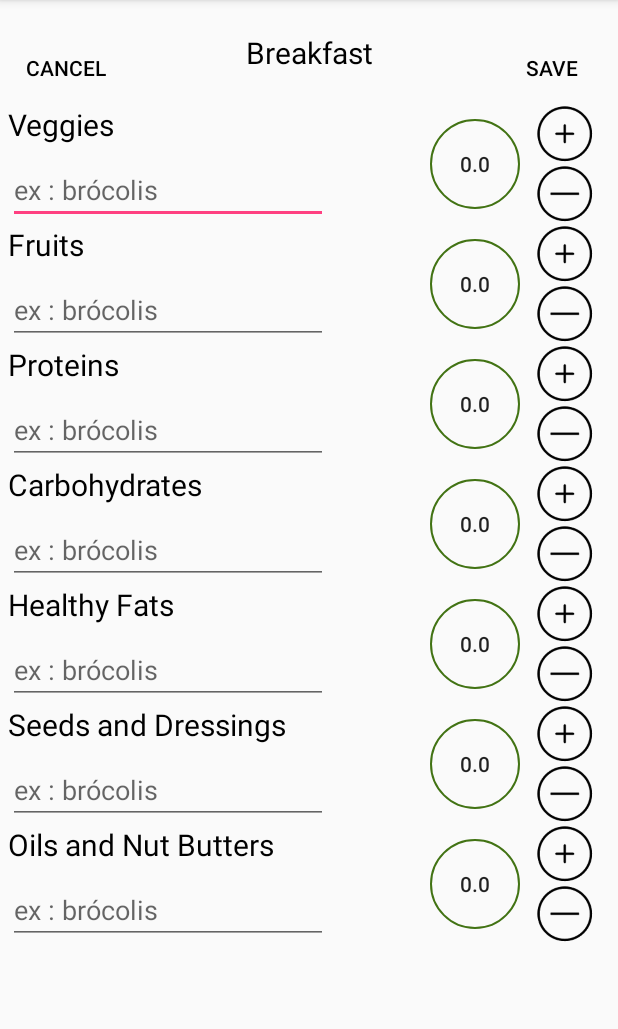
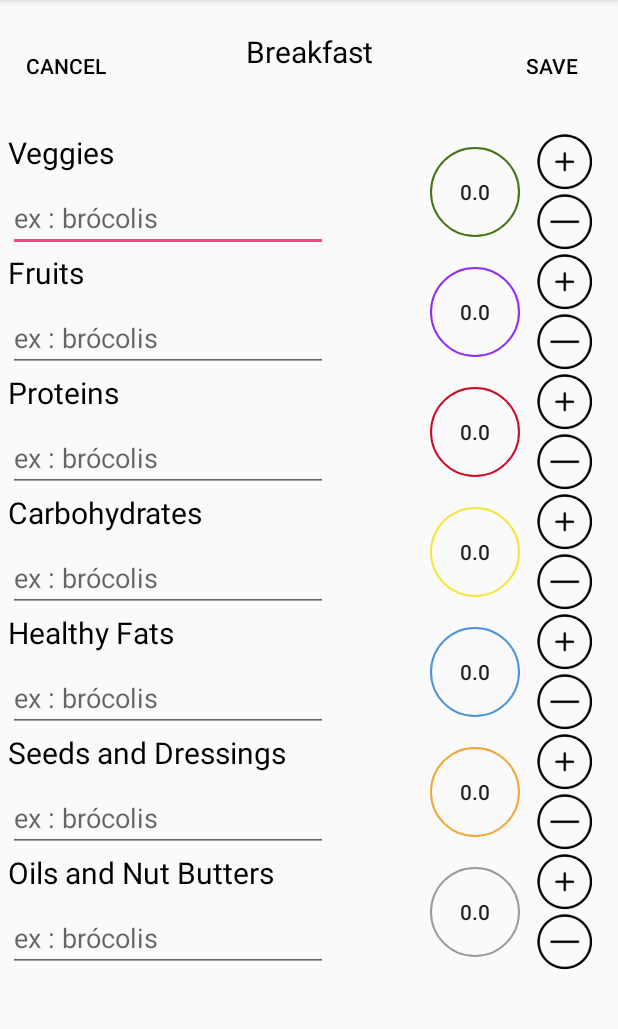
Before and after one commit to Gesuato/ProjectMealPrepAndroid, an Android app: the screen it shows after launch (DetailMealPortionActivity), after a tap on an icon or button, on a phone screen of 412 x 824 dp, the part 84-1113 px from its top. Run offline under Robolectric (Android 15) with nearby library versions, the light colour scheme and no system bars.

Commit message:
SreatingFunctionSetValuesInTheListNutrients

```diff
--- a/app/src/main/java/com/cryptog/projectmealprepandroid/ui/DailyPortionView.kt
+++ b/app/src/main/java/com/cryptog/projectmealprepandroid/ui/DailyPortionView.kt
@@ -26,9 +26,9 @@ class DailyPortionView(context: Context, attributeSet: AttributeSet) :
     init {
         View.inflate(context, R.layout.daily_portion_view, this)
 
-        for (currentTextView in btnIdDailyPortionList) {
-            val button = findViewById<Button>(currentTextView)
-            btnsDailyPortion.add(button)
+        for (currentId in btnIdDailyPortionList) {
+            val textView = findViewById<Button>(currentId)
+            btnsDailyPortion.add(textView)
         }
     }
 
--- a/app/src/main/java/com/cryptog/projectmealprepandroid/ui/DayFragment.kt
+++ b/app/src/main/java/com/cryptog/projectmealprepandroid/ui/DayFragment.kt
@@ -87,7 +87,7 @@ class DayFragment : Fragment() {
             if (meal != null) {
                 currentDailyMealPlan.meals[index] = meal
                 mealListAdapter.updateItemChanged(currentDailyMealPlan,index)
-//                recyclerView.adapter = mealListAdapter
+                recyclerView.adapter = mealListAdapter
             }
         }
     }
--- a/app/src/main/java/com/cryptog/projectmealprepandroid/ui/DetailMealPortionActivity.kt
+++ b/app/src/main/java/com/cryptog/projectmealprepandroid/ui/DetailMealPortionActivity.kt
@@ -35,7 +35,7 @@ class DetailMealPortionActivity : AppCompatActivity() {
         btnSave.setOnClickListener {
             val intent = Intent()
             intent.putExtra(DayFragment.EXTRA_MEAL, currentMeal)
-            setResult(Activity.RESULT_OK,intent)
+            setResult(Activity.RESULT_OK, intent)
             finish()
         }
     }
--- a/app/src/main/java/com/cryptog/projectmealprepandroid/ui/MealPortionView.kt
+++ b/app/src/main/java/com/cryptog/projectmealprepandroid/ui/MealPortionView.kt
@@ -2,7 +2,6 @@ package com.cryptog.projectmealprepandroid.ui
 
 import android.content.Context
 import android.util.AttributeSet
-import android.util.Log
 import android.view.View
 import android.widget.Button
 import android.widget.LinearLayout
@@ -12,19 +11,34 @@ import com.cryptog.projectmealprepandroid.data.model.Meal
 class MealPortionView(context: Context, attributeSet: AttributeSet) :
     LinearLayout(context, attributeSet) {
 
-    private var btnVege: Button
+    private var btnNutrimentIds = arrayListOf(
+        R.id.nutrimentVegetable,
+        R.id.nutrimentFruit,
+        R.id.nutrimentProtein,
+        R.id.nutrimentCarbohydrate,
+        R.id.nutrimentGoodFat,
+        R.id.nutrimentSeed,
+        R.id.nutrimentOil
+    )
+    private var btnNutrimentList = ArrayList<Button>()
 
     init {
         View.inflate(context, R.layout.meal_portion_view, this)
-        btnVege = findViewById(R.id.nutrimentVegetable)
+        for (currentId in btnNutrimentIds) {
+            val button = findViewById<Button>(currentId)
+            btnNutrimentList.add(button)
+        }
     }
 
-    fun setValue(meal: Meal) {
-        btnVege.visibility = View.GONE
-        if (meal.nutriments[0].quantity > 0) {
-            btnVege.visibility = View.VISIBLE
-            btnVege.text = meal.nutriments[0].quantity.toString()
-            Log.d("Teste","teste")
+    fun setValues(meal: Meal) {
+        for ((key, currentButton) in btnNutrimentList.withIndex()) {
+            currentButton.visibility = View.GONE
+
+            if (meal.nutriments[key].quantity > 0) {
+                val quantity = meal.nutriments[key].quantity.toString()
+                currentButton.text = quantity
+                currentButton.visibility = View.VISIBLE
+            }
         }
     }
 }
--- a/app/src/main/java/com/cryptog/projectmealprepandroid/ui/adapters/MealDetailAdapter.kt
+++ b/app/src/main/java/com/cryptog/projectmealprepandroid/ui/adapters/MealDetailAdapter.kt
@@ -13,12 +13,23 @@ import com.cryptog.projectmealprepandroid.data.model.Meal
 class MealDetailAdapter : RecyclerView.Adapter<MealDetailAdapter.MealDetailHolder>() {
 
     private lateinit var currentMeal: Meal
-    private lateinit var resources : Resources
+    private lateinit var resources: Resources
+    private val backgroundBtns =
+        arrayOf(
+            R.drawable.background_circle_btn_vegetable,
+            R.drawable.background_circle_btn_fruit,
+            R.drawable.background_circle_btn_protein,
+            R.drawable.background_circle_btn_carbohydrate,
+            R.drawable.background_circle_btn_goodfat,
+            R.drawable.background_circle_btn_seed,
+            R.drawable.background_circle_btn_oil
+        )
 
-    fun update(currentMeal: Meal){
+    fun update(currentMeal: Meal) {
         this.currentMeal = currentMeal
         notifyDataSetChanged()
     }
+
     override fun onCreateViewHolder(viewGroup: ViewGroup, p1: Int): MealDetailHolder {
         val layoutInflater = LayoutInflater.from(viewGroup.context)
         val itemView = layoutInflater.inflate(R.layout.meal_detail_view_holder, viewGroup, false)
@@ -34,20 +45,24 @@ class MealDetailAdapter : RecyclerView.Adapter<MealDetailAdapter.MealDetailHolde
     }
 
     override fun onBindViewHolder(holder: MealDetailHolder, position: Int) {
+        var currentQuantity = currentMeal.nutriments[position].quantity
+        val quantityChanged = 0.5f
 
-        var currentQuantity = currentMeal.nutriments[position].quantity
-        holder.textViewNutrimentName.text = resources.getText(currentMeal.nutriments[position].nameId)
+        holder.btnQuantityNutriment.setBackgroundResource(backgroundBtns[position])
+
+        holder.textViewNutrimentName.text =
+                resources.getText(currentMeal.nutriments[position].nameId)
+
         holder.btnQuantityNutriment.text = currentMeal.nutriments[position].quantity.toString()
 
         holder.btnPlus.setOnClickListener {
-            currentQuantity += 0.5f
+            currentQuantity += quantityChanged
             currentMeal.nutriments[position].quantity = currentQuantity
             holder.btnQuantityNutriment.text = setQuantity(position)
         }
-
-        holder.btnLess.setOnClickListener{
-            if(currentQuantity > 0){
-                currentQuantity -= 0.5f
+        holder.btnLess.setOnClickListener {
+            if (currentQuantity > 0) {
+                currentQuantity -= quantityChanged
                 currentMeal.nutriments[position].quantity = currentQuantity
                 holder.btnQuantityNutriment.text = setQuantity(position)
             }
@@ -61,7 +76,7 @@ class MealDetailAdapter : RecyclerView.Adapter<MealDetailAdapter.MealDetailHolde
         val textViewNutrimentName = itemView.findViewById<TextView>(R.id.textViewNutriment)!!
     }
 
-    private fun setQuantity(position: Int) : String{
+    private fun setQuantity(position: Int): String {
         return currentMeal.nutriments[position].quantity.toString()
     }
 }
--- a/app/src/main/java/com/cryptog/projectmealprepandroid/ui/adapters/MealListAdapter.kt
+++ b/app/src/main/java/com/cryptog/projectmealprepandroid/ui/adapters/MealListAdapter.kt
@@ -52,7 +52,7 @@ class MealListAdapter : RecyclerView.Adapter<MealListAdapter.MealViewHolder>() {
         holder.imageButtonEdit.setOnClickListener {
             onCustomClickListener.onCustomItemClickListener(currentDay.meals[holder.adapterPosition])
         }
-        mealPortionView.setValue(currentDay.meals[holder.adapterPosition])
+        mealPortionView.setValues(currentDay.meals[holder.adapterPosition])
     }
 
     fun setOnCustomItemClickListener(onItemClickListener: CustomOnClickListener) {
--- a/app/src/main/res/layout/activity_detail_meal_portion.xml
+++ b/app/src/main/res/layout/activity_detail_meal_portion.xml
@@ -49,5 +49,7 @@
         android:id="@+id/recycleViewDetailId"
         android:layout_width="match_parent"
         android:layout_height="0dp"
-        android:layout_weight="10" />
+        android:layout_weight="10"
+        android:layout_marginTop="20dp"
+        />
 </LinearLayout>
```
Also changed, not shown: app/src/main/res/layout/daily_portion_view.xml (+11 -0 lines).
